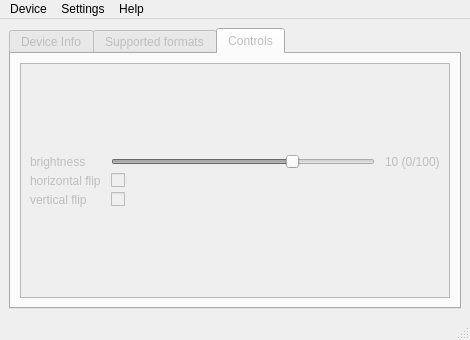
Old version of the form v4lctrlgui/mainwindow.ui in the repository Karry/V4LCtrl.
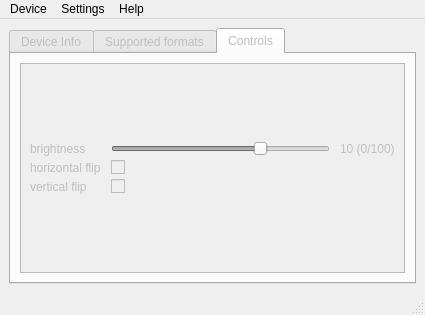
New version of the form.

```diff
--- a/v4lctrlgui/mainwindow.ui
+++ b/v4lctrlgui/mainwindow.ui
@@ -1,12 +1,12 @@
 <ui version="4.0" >
  <class>MainWindow</class>
- <widget class="QMainWindow" name="MainWindow" >
-  <property name="geometry" >
+ <widget class="QMainWindow" name="MainWindow">
+  <property name="geometry">
    <rect>
     <x>0</x>
     <y>0</y>
-    <width>470</width>
-    <height>340</height>
+    <width>425</width>
+    <height>315</height>
    </rect>
   </property>
   <property name="windowTitle" >
@@ -196,13 +196,13 @@
           <property name="widgetResizable" >
            <bool>true</bool>
           </property>
-          <widget class="QWidget" name="scrollAreaWidgetContents" >
-           <property name="geometry" >
+          <widget class="QWidget" name="scrollAreaWidgetContents">
+           <property name="geometry">
             <rect>
              <x>0</x>
              <y>0</y>
-             <width>440</width>
-             <height>233</height>
+             <width>395</width>
+             <height>222</height>
             </rect>
            </property>
            <layout class="QGridLayout" name="gridLayout_3" >
@@ -296,24 +296,24 @@
     </item>
    </layout>
   </widget>
-  <widget class="QMenuBar" name="menubar" >
-   <property name="geometry" >
+  <widget class="QMenuBar" name="menubar">
+   <property name="geometry">
     <rect>
      <x>0</x>
      <y>0</y>
-     <width>470</width>
-     <height>27</height>
+     <width>425</width>
+     <height>21</height>
     </rect>
    </property>
-   <widget class="QMenu" name="menuHelp" >
-    <property name="title" >
+   <widget class="QMenu" name="menuHelp">
+    <property name="title">
      <string>Help</string>
     </property>
     <addaction name="actionAboutApp" />
     <addaction name="actionAboutQT" />
    </widget>
-   <widget class="QMenu" name="menuDevice" >
-    <property name="title" >
+   <widget class="QMenu" name="menuDevice">
+    <property name="title">
      <string>Device</string>
     </property>
     <addaction name="actionOpen" />
@@ -321,16 +321,16 @@
     <addaction name="separator" />
     <addaction name="actionExit" />
    </widget>
-   <widget class="QMenu" name="menuSetings" >
-    <property name="title" >
+   <widget class="QMenu" name="menuSetings">
+    <property name="title">
      <string>Settings</string>
     </property>
     <addaction name="actionRefresh" />
     <addaction name="actionRefreshAutomaticaly" />
    </widget>
-   <addaction name="menuDevice" />
-   <addaction name="menuSetings" />
-   <addaction name="menuHelp" />
+   <addaction name="menuDevice"/>
+   <addaction name="menuSetings"/>
+   <addaction name="menuHelp"/>
   </widget>
   <widget class="QStatusBar" name="statusbar" />
   <action name="actionAboutApp" >
```
Left out of the diff: 263 changed lines with no effect on the pictures.
